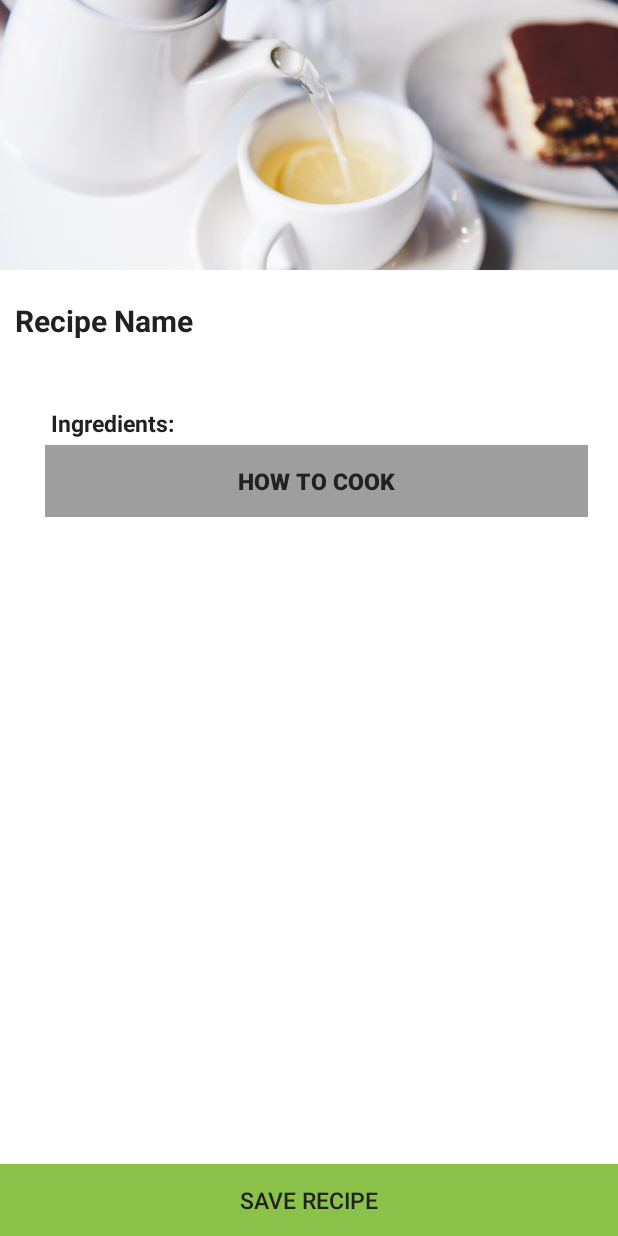
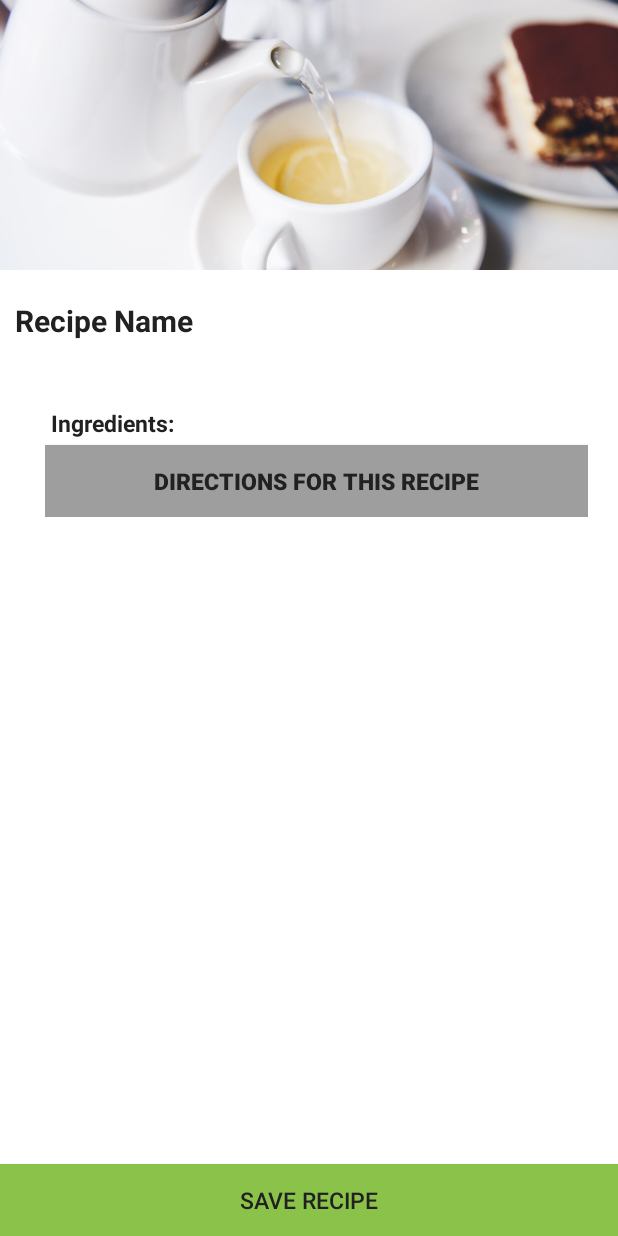
Before and after one commit to smritidas/Recipes, an Android app: the layout activity_recipe_detail.xml on its own in the app's theme, with its tools: preview values and no code run, on a phone screen of 412 x 824 dp. Run offline under Robolectric (Android 15) with nearby library versions, the phone set to English and light mode, and no system bars; network calls fail.

```diff
--- a/app/src/main/res/values/strings.xml
+++ b/app/src/main/res/values/strings.xml
@@ -9,5 +9,5 @@
     <string name="yield">yield</string>
     <string name="servings">Servings</string>
     <string name="Website">Website</string>
-    <string name="Directions">How to cook</string>
+    <string name="Directions">Directions for this recipe</string>
 </resources>
```
Also changed, not shown: app/src/main/java/com/example/android/recipes/ui/RecipeDetailActivity.java (+11 -2 lines).
